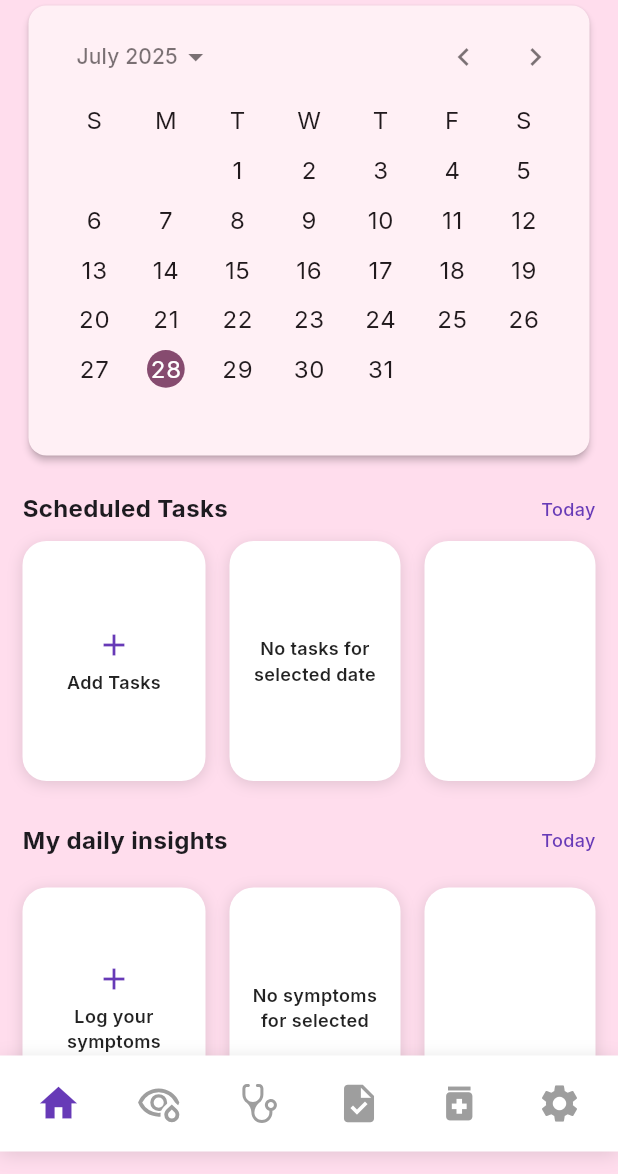
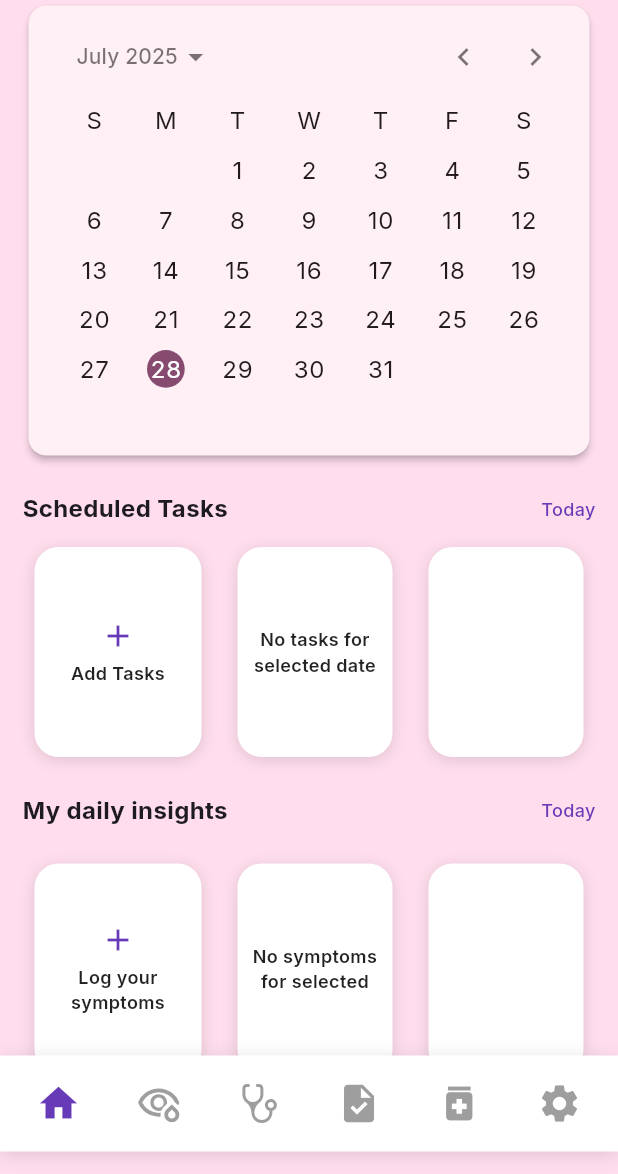
Before and after one commit to pabl0e/PillPall, a Flutter app: the screen it shows once a user with an empty profile is signed in, on a phone screen of 412 x 824 dp, the part 62-1236 px from its top. Run offline on Flutter 3.47's test engine with Material 3 defaults, Android fonts, the light colour scheme and no system bars; our stand-ins replace cloud_firestore, firebase_auth, firebase_core, flutter_svg, google_fonts; accounts and stored records are empty.

Commit message:
Landing Page Cards
-Extended height of cards for more text space
-Fixed inconsistencies with card height and size
-Fixewd spacing between cards to prevent overlapping

```diff
--- a/lib/views/landing_page.dart
+++ b/lib/views/landing_page.dart
@@ -115,7 +115,9 @@ class _HomePageState extends State<HomePage> {
                   ],
                 ),
                 SizedBox(height: 10),
-                Row(
+                Padding(
+                  padding: const EdgeInsets.symmetric(horizontal: 4),
+                  child: Row(
                     mainAxisAlignment: MainAxisAlignment.start,
                     children: [
                       // Add Tasks Card
@@ -260,6 +262,7 @@ class _HomePageState extends State<HomePage> {
                     ),
                   ],
                 ),
+                ),
                 SizedBox(height: 20),
                 // My daily insights Section
                 Row(
@@ -293,7 +296,9 @@ class _HomePageState extends State<HomePage> {
                 ),
                 SizedBox(height: 20),
                 // Symptoms row - ENHANCED with time and severity
-                Row(
+                Padding(
+                  padding: const EdgeInsets.symmetric(horizontal: 4),
+                  child: Row(
                     mainAxisAlignment: MainAxisAlignment.start,
                     children: [
                     _SquareTaskCard(
@@ -484,6 +489,7 @@ class _HomePageState extends State<HomePage> {
                     ),
                   ],
                 ),
+                ),
                 SizedBox(height: 20),
                 // Your Doctor's Contact Details - FIXED with userId filter
                 Text(
@@ -491,7 +497,9 @@ class _HomePageState extends State<HomePage> {
                   style: TextStyle(fontWeight: FontWeight.bold, fontSize: 16),
                 ),
                 SizedBox(height: 10),
-                Row(
+                Padding(
+                  padding: const EdgeInsets.symmetric(horizontal: 4),
+                  child: Row(
                     mainAxisAlignment: MainAxisAlignment.start,
                     children: [
                     _SquareTaskCard(
@@ -793,8 +801,8 @@ class _SymptomCard extends StatelessWidget {
       child: GestureDetector(
         onTap: onTap,
         child: Container(
-          height: 120,
-          margin: EdgeInsets.only(bottom: 8),
+          height: 140,
+          margin: EdgeInsets.all(4),
           decoration: BoxDecoration(
             color: Colors.white,
             borderRadius: BorderRadius.circular(16),
@@ -942,8 +950,8 @@ class _SquareTaskCard extends StatelessWidget {
       child: GestureDetector(
         onTap: onTap,
         child: Container(
-          height: 160,
-          margin: EdgeInsets.only(bottom: 8),
+          height: 140,
+          margin: EdgeInsets.all(4),
           decoration: BoxDecoration(
             color: Colors.white,
             borderRadius: BorderRadius.circular(16),
```
Lines whose indentation alone changed are shown as unchanged.
